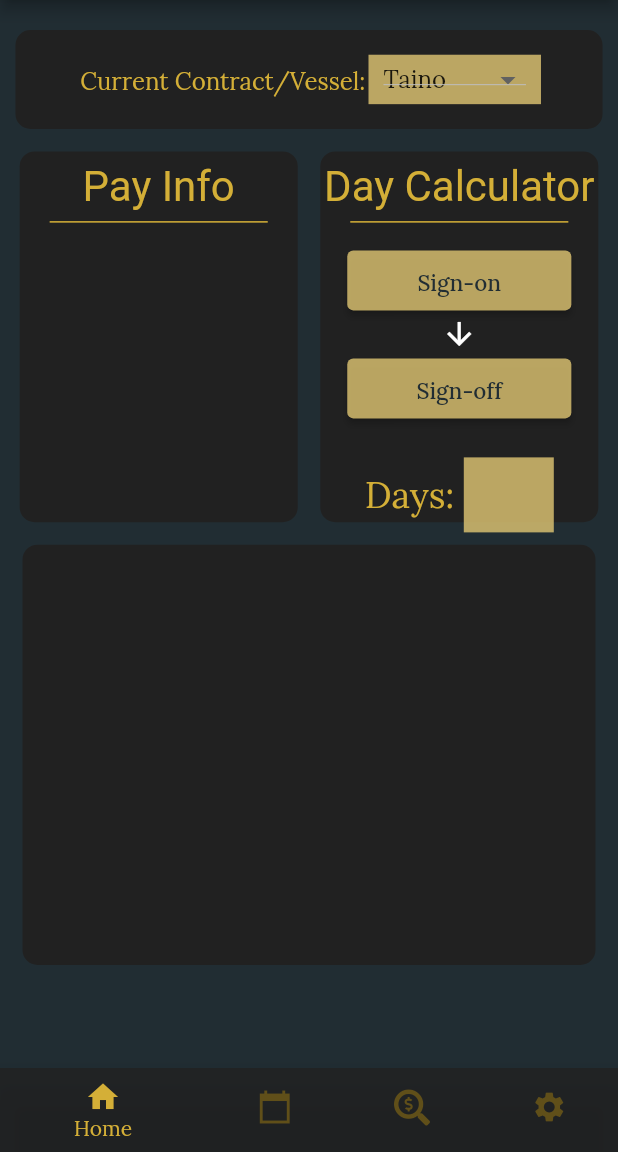
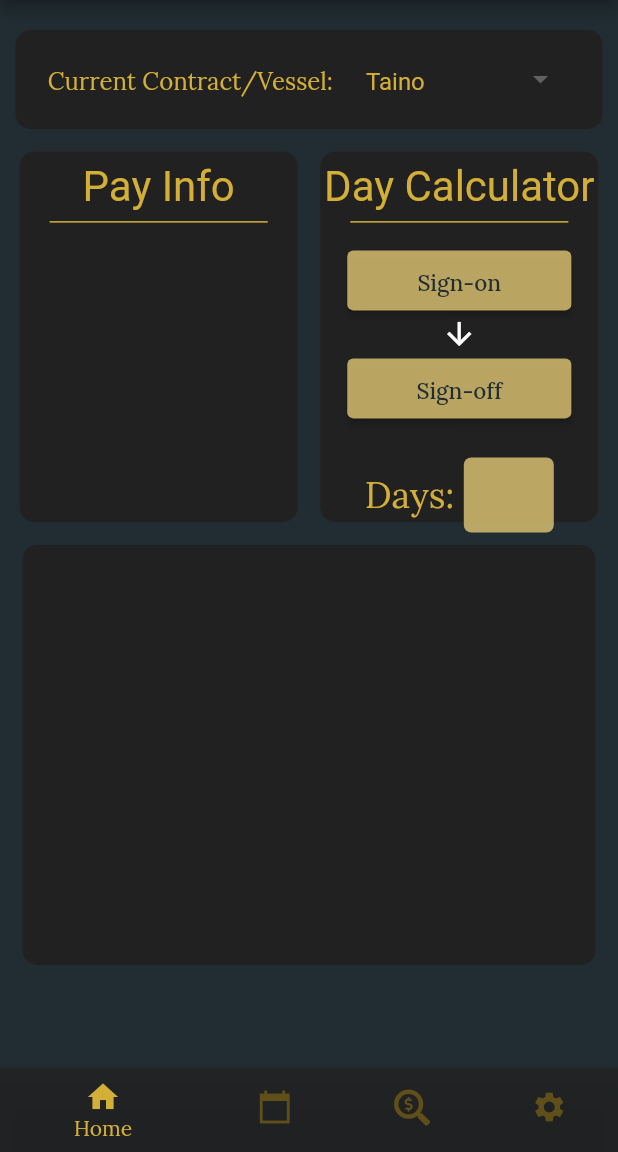
Before and after one commit to devintucker24/Gold-Locker, a Flutter app: the screen it shows once a user with an empty profile is signed in, on a phone screen of 412 x 824 dp, the part 84-1236 px from its top. Run offline on Flutter 3.47's test engine with Material 2 defaults, Android fonts, the phone set to English and light mode, and no system bars; our stand-ins replace firebase_analytics, firebase_auth, firebase_core, fluttertoast, font_awesome_flutter, google_fonts; accounts and stored records are empty.

Commit message:
commit on 'main

```diff
--- /dev/null
+++ b/lib/screens/home_page/Local_widgets/contract_dropdown.dart
@@ -0,0 +1,52 @@
+import 'dart:ui';
+import 'package:flutter/material.dart';
+import 'package:myapp/screens/home_page/Local_widgets/date_picker.dart';
+import 'package:intl/intl.dart';
+import 'package:myapp/pallet.dart';
+
+class contract_dropdown extends StatefulWidget {
+  const contract_dropdown({Key? key}) : super(key: key);
+
+  @override
+  _contract_dropdownState createState() => _contract_dropdownState();
+}
+
+var items = [
+  'Taino',
+  'El Coquie',
+  'Bay State',
+  'Isla Bella',
+  "Inversion of the Curve"
+];
+
+class _contract_dropdownState extends State<contract_dropdown> {
+  String dropdownvalue = 'Taino';
+  @override
+  Widget build(BuildContext context) {
+    Size size = MediaQuery.of(context).size;
+    return Container(
+        height: size.height * .06,
+        width: size.height * .18,
+        padding: const EdgeInsets.symmetric(horizontal: 10, vertical: 5),
+        child: DropdownButton(
+          underline: Container(
+            height: 1,
+            color: Colors.transparent,
+          ),
+          elevation: 15,
+          isExpanded: true,
+          style: kBodyText,
+          menuMaxHeight: size.height * .3,
+          value: dropdownvalue,
+          dropdownColor: Clay.kClay,
+          items: items.map<DropdownMenuItem<String>>((String items) {
+            return DropdownMenuItem<String>(value: items, child: Text(items));
+          }).toList(),
+          onChanged: (String? newValue) {
+            setState(() {
+              dropdownvalue = newValue!;
+            });
+          },
+        ));
+  }
+}
--- a/lib/screens/home_page/Local_widgets/date_picker.dart
+++ b/lib/screens/home_page/Local_widgets/date_picker.dart
@@ -73,13 +73,19 @@ class _DateRangePickerWidgetState extends State<DateRangePickerWidget> {
                 0,
               ),
               child: Container(
-                color: Gold.kGold.shade400.withOpacity(0.8),
+                decoration: BoxDecoration(
+                  borderRadius: BorderRadius.all(Radius.circular(5)),
+                  color: Gold.kGold.shade400.withOpacity(0.8),
+                ),
                 height: 50,
                 width: 60,
                 child: Center(
                   child: Text(
                     days(),
-                    style: kBodyText.copyWith(color: Eden.kEden, fontSize: 20),
+                    style: kBodyText.copyWith(
+                        color: Eden.kEden,
+                        fontSize: 24,
+                        fontWeight: FontWeight.bold),
                   ),
                 ),
               ),
@@ -103,6 +109,5 @@ class _DateRangePickerWidgetState extends State<DateRangePickerWidget> {
     if (newDateRange == null) return;
 
     setState(() => dateRange = newDateRange);
-    print(dateRange);
   }
 }
--- /dev/null
+++ b/lib/screens/home_page/Local_widgets/new_contract.dart
@@ -0,0 +1,15 @@
+import 'package:flutter/material.dart';
+
+class new_contract extends StatefulWidget {
+  const new_contract({Key? key}) : super(key: key);
+
+  @override
+  _new_contractState createState() => _new_contractState();
+}
+
+class _new_contractState extends State<new_contract> {
+  @override
+  Widget build(BuildContext context) {
+    return Container();
+  }
+}
--- a/lib/screens/home_page/home.dart
+++ b/lib/screens/home_page/home.dart
@@ -1,5 +1,6 @@
 import 'dart:ui';
 import 'package:flutter/material.dart';
+import 'package:myapp/screens/home_page/Local_widgets/contract_dropdown.dart';
 import 'package:myapp/screens/home_page/Local_widgets/date_picker.dart';
 import 'package:intl/intl.dart';
 import '../../pallet.dart';
@@ -11,10 +12,6 @@ class home extends StatefulWidget {
 
 class _homeState extends State<home> {
   String dropdownvalue = 'Taino';
-
-  final format = DateFormat('mm-dd-yyyy');
-
-  var items = ['Taino', 'El Coquie', 'Bay State', 'Isla Bella'];
 
   @override
   Widget build(BuildContext context) {
@@ -32,31 +29,15 @@ class _homeState extends State<home> {
           child: Row(
             mainAxisAlignment: MainAxisAlignment.center,
             children: [
-              Text(
-                "Current Contract/Vessel: ",
-                style: kBodyText.copyWith(fontSize: 16),
-                textAlign: TextAlign.center,
-              ),
-              Container(
-                height: size.height * .04,
-                padding:
-                    const EdgeInsets.symmetric(horizontal: 10, vertical: 5),
-                decoration:
-                    BoxDecoration(color: Gold.kGold.shade400.withOpacity(0.8)),
-                child: DropdownButton(
-                  value: dropdownvalue,
-                  dropdownColor: Gold.kGold.shade400,
-                  items: items.map<DropdownMenuItem<String>>((String items) {
-                    return DropdownMenuItem<String>(
-                        value: items, child: Text(items));
-                  }).toList(),
-                  onChanged: (String? newValue) {
-                    setState(() {
-                      dropdownvalue = newValue!;
-                    });
-                  },
+              Padding(
+                padding: const EdgeInsets.fromLTRB(0, 0, 10, 0),
+                child: Text(
+                  "Current Contract/Vessel: ",
+                  style: kBodyText.copyWith(fontSize: 16),
+                  textAlign: TextAlign.center,
                 ),
               ),
+              contract_dropdown()
             ],
           )),
       //
```
